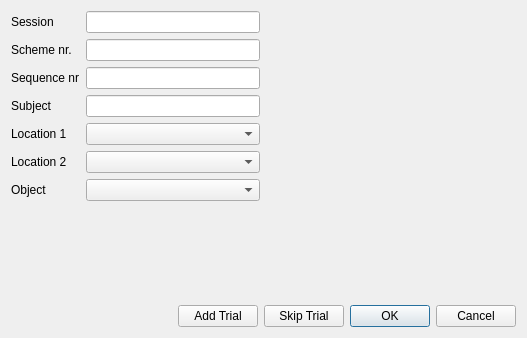
Above: scorer_gui/trial_dialog_ui.ui from NeuroNetMem/score before the change. Below: the same form after it.
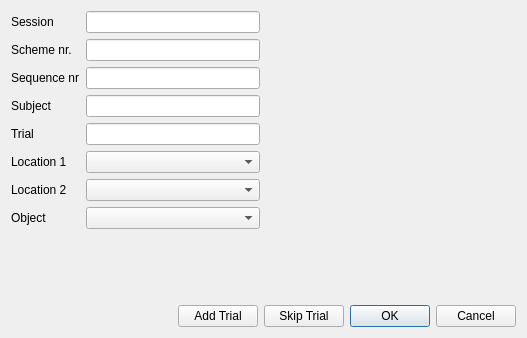
That is the form after the change.

The edit to the form file:
```diff
--- a/scorer_gui/trial_dialog_ui.ui
+++ b/scorer_gui/trial_dialog_ui.ui
@@ -58,36 +58,50 @@
        <item row="3" column="1">
         <widget class="QLineEdit" name="subjectLineEdit"/>
        </item>
-       <item row="4" column="0">
+       <item row="5" column="0">
         <widget class="QLabel" name="label_5">
          <property name="text">
           <string>Location 1</string>
          </property>
         </widget>
        </item>
-       <item row="4" column="1">
+       <item row="5" column="1">
         <widget class="QComboBox" name="location1ComboBox"/>
        </item>
-       <item row="5" column="0">
+       <item row="6" column="0">
         <widget class="QLabel" name="label_6">
          <property name="text">
           <string>Location 2</string>
          </property>
         </widget>
        </item>
-       <item row="5" column="1">
+       <item row="6" column="1">
         <widget class="QComboBox" name="location2ComboBox"/>
        </item>
-       <item row="6" column="0">
+       <item row="7" column="0">
         <widget class="QLabel" name="label_7">
          <property name="text">
           <string>Object</string>
          </property>
         </widget>
        </item>
-       <item row="6" column="1">
+       <item row="7" column="1">
         <widget class="QComboBox" name="objectComboBox"/>
        </item>
+       <item row="4" column="0">
+        <widget class="QLabel" name="label_8">
+         <property name="text">
+          <string>Trial</string>
+         </property>
+        </widget>
+       </item>
+       <item row="4" column="1">
+        <widget class="QLineEdit" name="subjectTrialLineEdit">
+         <property name="enabled">
+          <bool>true</bool>
+         </property>
+        </widget>
+       </item>
       </layout>
      </item>
      <item>
```
